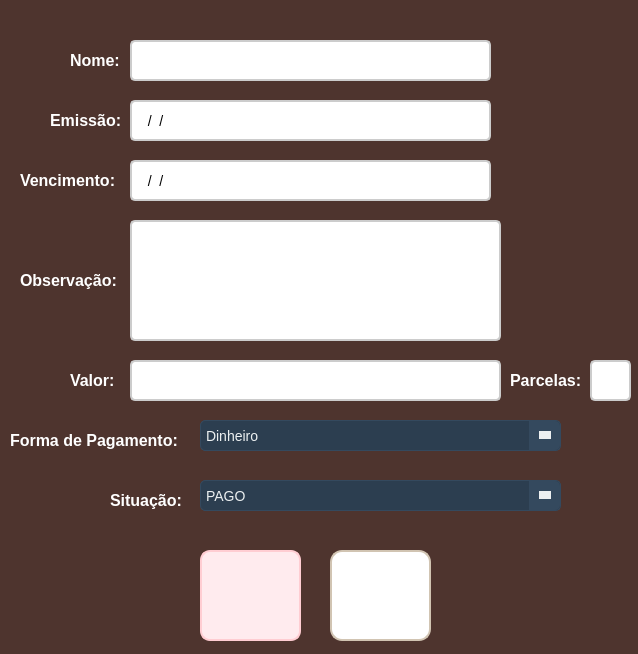
Old version of the form frm_DadosValores.ui in the repository ArielAraujo18/ErpSistema.
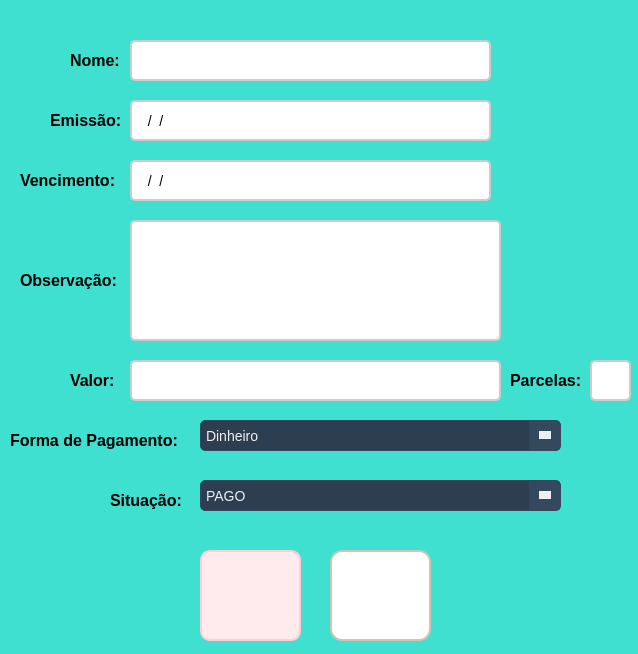
New version of the form. Icons and pictures are not drawn.

```diff
--- a/frm_DadosValores.ui
+++ b/frm_DadosValores.ui
@@ -15,7 +15,7 @@
   </property>
   <property name="styleSheet">
    <string notr="true">QWidget {
-    background-color: #4E342E;
+    background-color: #40E0D0;
     border-radius: 8px;
 }</string>
   </property>
@@ -31,7 +31,7 @@
    <property name="styleSheet">
     <string notr="true">QLabel {
     font-size: 16px;
-    color: #FFFFFF;
+    color: #000000;
     font-weight: bold;
     text-shadow: 1px 1px 2px rgba(0, 0, 0, 0.4);
 }
@@ -80,7 +80,7 @@
    <property name="styleSheet">
     <string notr="true">QLabel {
     font-size: 16px;
-    color: #FFFFFF;
+    color: #000000;
     font-weight: bold;
     text-shadow: 1px 1px 2px rgba(0, 0, 0, 0.4);
 }
@@ -102,7 +102,7 @@
    <property name="styleSheet">
     <string notr="true">QLabel {
     font-size: 16px;
-    color: #FFFFFF;
+    color: #000000;
     font-weight: bold;
     text-shadow: 1px 1px 2px rgba(0, 0, 0, 0.4);
 }
@@ -232,7 +232,7 @@
    <property name="styleSheet">
     <string notr="true">QLabel {
     font-size: 16px;
-    color: #FFFFFF;
+    color: #000000;
     font-weight: bold;
     text-shadow: 1px 1px 2px rgba(0, 0, 0, 0.4);
 }
@@ -322,7 +322,7 @@
    <property name="styleSheet">
     <string notr="true">QLabel {
     font-size: 16px;
-    color: #FFFFFF;
+    color: #000000;
     font-weight: bold;
     text-shadow: 1px 1px 2px rgba(0, 0, 0, 0.4);
 }
@@ -374,7 +374,7 @@
    <property name="styleSheet">
     <string notr="true">QLabel {
     font-size: 16px;
-    color: #FFFFFF;
+    color: #000000;
     font-weight: bold;
     text-shadow: 1px 1px 2px rgba(0, 0, 0, 0.4);
 }
@@ -423,7 +423,7 @@
    <property name="styleSheet">
     <string notr="true">QLabel {
     font-size: 16px;
-    color: #FFFFFF;
+    color: #000000;
     font-weight: bold;
     text-shadow: 1px 1px 2px rgba(0, 0, 0, 0.4);
 }
@@ -594,7 +594,7 @@
    <property name="styleSheet">
     <string notr="true">QLabel {
     font-size: 16px;
-    color: #FFFFFF;
+    color: #000000;
     font-weight: bold;
     text-shadow: 1px 1px 2px rgba(0, 0, 0, 0.4);
 }
```
